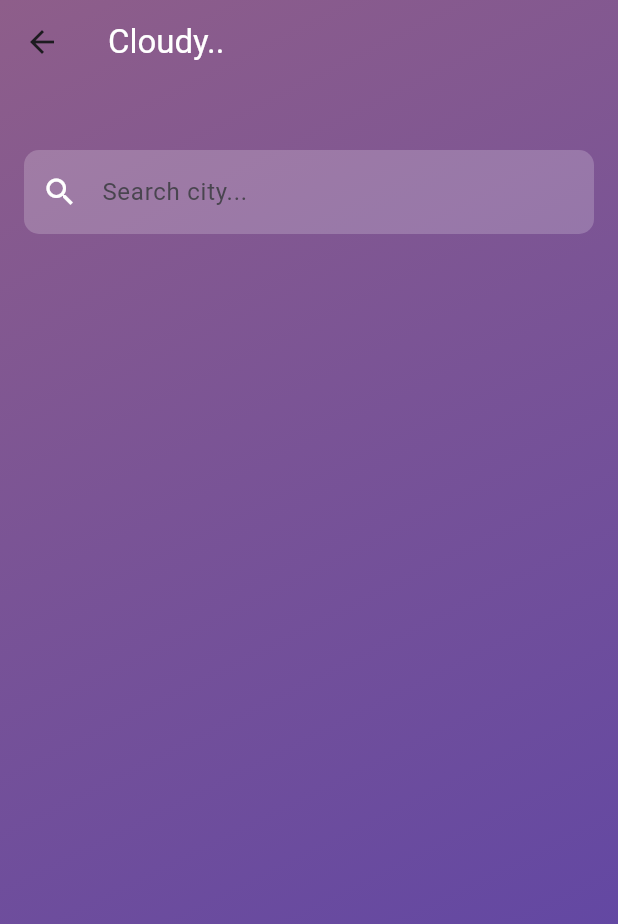
After one commit to vishmithSuranjaya/Cloudy-Flutter-openweatherAPI, a Flutter app: the SearchBarWidget screen opened directly, on a phone screen of 412 x 824 dp. The commit adds this screen. Shown: the top 924 px of the screen. Run offline on Flutter 3.47's test engine with Material 3 defaults, Android fonts, the light colour scheme and no system bars; our stand-ins replace geocoding, geolocator, lottie.

Commit message:
search bar completed

```diff
--- /dev/null
+++ b/lib/pages/search_bar.dart
@@ -0,0 +1,141 @@
+import 'package:flutter/material.dart';
+import 'package:cloudy/models/weather_model.dart';
+import 'package:cloudy/services/weather_service.dart';
+
+void main() => runApp(const MaterialApp(home: SearchBarWidget()));
+
+class SearchBarWidget extends StatefulWidget {
+  const SearchBarWidget({super.key});
+
+  @override
+  State<SearchBarWidget> createState() => _SearchBarWidgetState();
+}
+
+class _SearchBarWidgetState extends State<SearchBarWidget> {
+  final TextEditingController _controller = TextEditingController();
+  final _weatherService = WeatherService('1d66d946925b3295e961d9d215d1625e');
+
+  Weather? _weather;
+  String? _errorMessage;
+
+  /// Fetch weather based on city name
+  _getWeather(String cityName) async {
+    print("Fetching weather for: $cityName"); // Debugging log
+    if (cityName.isEmpty) return; // Prevent empty searches
+
+    try {
+      final weather = await _weatherService.getWeather(cityName);
+      setState(() {
+        _weather = weather;
+        _errorMessage = null; // Clear previous errors
+      });
+    } catch (e) {
+      setState(() {
+        _errorMessage = "City not found. Try again.";
+        _weather = null; // Clear previous weather data
+      });
+      print("Error fetching weather: $e");
+    }
+  }
+
+  @override
+  Widget build(BuildContext context) {
+    return Scaffold(
+      appBar: AppBar(
+        title: const Text(
+          'Cloudy..',
+          style: TextStyle(color: Colors.white),
+        ),
+        backgroundColor: Colors.transparent,
+        elevation: 0,
+      ),
+      extendBodyBehindAppBar: true,
+      body: Container(
+        decoration: const BoxDecoration(
+          gradient: LinearGradient(
+            colors: [
+              Color(0xff8E5E8A),
+              Color(0xff5842A9),
+            ],
+            begin: Alignment.topLeft,
+            end: Alignment.bottomRight,
+          ),
+        ),
+        child: Padding(
+          padding: const EdgeInsets.symmetric(horizontal: 16.0),
+          child: Column(
+            crossAxisAlignment: CrossAxisAlignment.start,
+            children: [
+              const SizedBox(height: 100),
+
+              // Search Bar
+              TextField(
+                controller: _controller,
+                decoration: InputDecoration(
+                  hintText: 'Search city...',
+                  filled: true,
+                  fillColor: Colors.white.withOpacity(0.2),
+                  prefixIcon: const Icon(Icons.search, color: Colors.white),
+                  border: OutlineInputBorder(
+                    borderRadius: BorderRadius.circular(10.0),
+                    borderSide: BorderSide.none,
+                  ),
+                ),
+                style: const TextStyle(color: Colors.white),
+                onSubmitted: (value) {
+                  _getWeather(value); // Fetch weather when user presses enter
+                },
+              ),
+
+              const SizedBox(height: 20),
+
+              // Display Error Message (if any)
+              if (_errorMessage != null)
+                Center(
+                  child: Text(
+                    _errorMessage!,
+                    style: const TextStyle(color: Colors.red, fontSize: 16),
+                  ),
+                ),
+
+              // Display Weather Info
+              if (_weather != null) ...[
+                const SizedBox(height: 20),
+                Center(
+                  child: Column(
+                    children: [
+                      Text(
+                        _weather!.cityName,
+                        style: const TextStyle(
+                          color: Colors.white,
+                          fontSize: 28,
+                          fontWeight: FontWeight.bold,
+                        ),
+                      ),
+                      Text(
+                        "${_weather!.temperature.round()}°C",
+                        style: const TextStyle(
+                          color: Colors.white,
+                          fontSize: 50,
+                          fontWeight: FontWeight.bold,
+                        ),
+                      ),
+                      Text(
+                        _weather!.mainCondition,
+                        style: const TextStyle(
+                          color: Colors.amber,
+                          fontSize: 22,
+                          fontWeight: FontWeight.bold,
+                        ),
+                      ),
+                    ],
+                  ),
+                ),
+              ],
+            ],
+          ),
+        ),
+      ),
+    );
+  }
+}
--- a/pubspec.yaml
+++ b/pubspec.yaml
@@ -25,3 +25,5 @@
   assets:
     - assets/
     - assets/cloud_clothes/
+    - assets/rain_clothes/
+    - assets/sunny_clothes/
```
Also changed, not shown: lib/models/search_bar.dart (deleted, +0 -80 lines), lib/pages/weather_page.dart (+56 -47 lines), assets/rain_clothes/Water-resistant pants.png (added), assets/rain_clothes/boots.png (added), assets/rain_clothes/hoddie.png (added), assets/rain_clothes/raincoat.png (added), assets/rain_clothes/umbrella.png (added), assets/rain_clothes/waterproof_jacket.png (added), assets/sunny_clothes/cap.png (added), assets/sunny_clothes/shorts.png (added), assets/sunny_clothes/slippers.png (added), assets/sunny_clothes/sunglasses.png (added), assets/sunny_clothes/tshirt.png (added).
